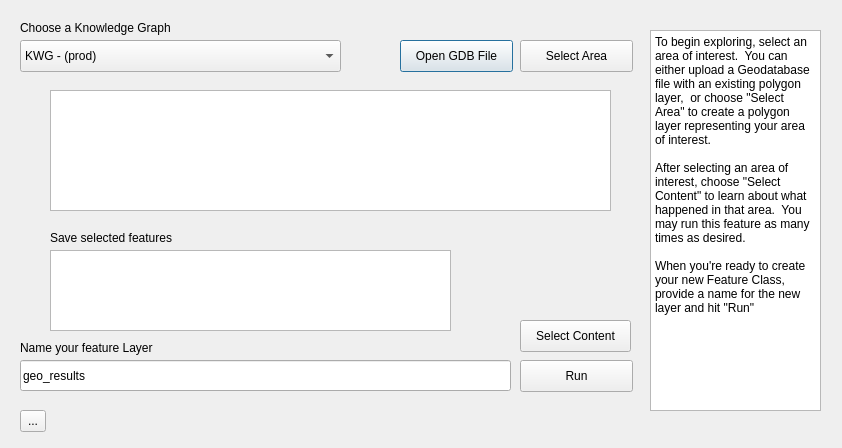
Before: the Qt Designer form kwg_geoenrichment/kwg_plugin_dialog_base.ui in KnowWhereGraph/geoenrichment-qgis, drawn with Qt 5.
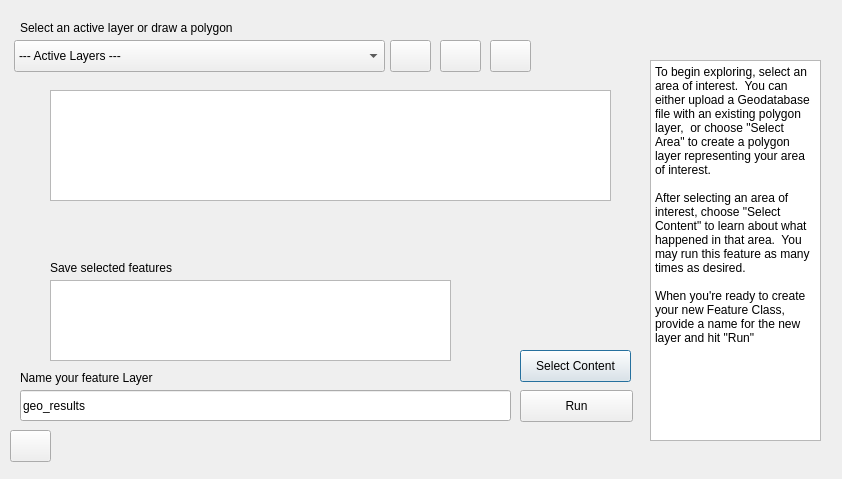
After: the same form once the commit is applied.

Commit message:
UI components for layer based approach
UI components for layer based approach

Patch:
```diff
--- a/kwg_geoenrichment/kwg_plugin_dialog_base.ui
+++ b/kwg_geoenrichment/kwg_plugin_dialog_base.ui
@@ -7,56 +7,17 @@
     <x>0</x>
     <y>0</y>
     <width>842</width>
-    <height>448</height>
+    <height>479</height>
    </rect>
   </property>
   <property name="windowTitle">
    <string>KnowWhereGraph Geoenrichment</string>
   </property>
-  <widget class="QLabel" name="label_endPoint">
-   <property name="geometry">
-    <rect>
-     <x>20</x>
-     <y>20</y>
-     <width>171</width>
-     <height>16</height>
-    </rect>
-   </property>
-   <property name="text">
-    <string>Choose a Knowledge Graph</string>
-   </property>
-  </widget>
-  <widget class="QPushButton" name="pushButton_gdb">
-   <property name="geometry">
-    <rect>
-     <x>400</x>
-     <y>40</y>
-     <width>113</width>
-     <height>32</height>
-    </rect>
-   </property>
-   <property name="text">
-    <string>Open GDB File</string>
-   </property>
-  </widget>
-  <widget class="QPushButton" name="pushButton_polygon">
-   <property name="geometry">
-    <rect>
-     <x>520</x>
-     <y>40</y>
-     <width>113</width>
-     <height>32</height>
-    </rect>
-   </property>
-   <property name="text">
-    <string>Select Area</string>
-   </property>
-  </widget>
   <widget class="QLabel" name="label_layerName">
    <property name="geometry">
     <rect>
      <x>20</x>
-     <y>340</y>
+     <y>370</y>
      <width>161</width>
      <height>16</height>
     </rect>
@@ -69,7 +30,7 @@
    <property name="geometry">
     <rect>
      <x>20</x>
-     <y>360</y>
+     <y>390</y>
      <width>491</width>
      <height>31</height>
     </rect>
@@ -78,26 +39,11 @@
     <string>geo_results</string>
    </property>
   </widget>
-  <widget class="QComboBox" name="comboBox_endPoint">
-   <property name="geometry">
-    <rect>
-     <x>20</x>
-     <y>40</y>
-     <width>321</width>
-     <height>32</height>
-    </rect>
-   </property>
-   <item>
-    <property name="text">
-     <string>KWG - (prod)</string>
-    </property>
-   </item>
-  </widget>
   <widget class="QPushButton" name="pushButton_content">
    <property name="geometry">
     <rect>
      <x>520</x>
-     <y>320</y>
+     <y>350</y>
      <width>111</width>
      <height>32</height>
     </rect>
@@ -112,7 +58,7 @@
      <x>50</x>
      <y>90</y>
      <width>561</width>
-     <height>121</height>
+     <height>111</height>
     </rect>
    </property>
   </widget>
@@ -120,7 +66,7 @@
    <property name="geometry">
     <rect>
      <x>520</x>
-     <y>360</y>
+     <y>390</y>
      <width>113</width>
      <height>32</height>
     </rect>
@@ -133,30 +79,17 @@
    <property name="geometry">
     <rect>
      <x>50</x>
-     <y>250</y>
+     <y>280</y>
      <width>401</width>
      <height>81</height>
     </rect>
    </property>
   </widget>
-  <widget class="QToolButton" name="toolButton">
-   <property name="geometry">
-    <rect>
-     <x>20</x>
-     <y>410</y>
-     <width>26</width>
-     <height>22</height>
-    </rect>
-   </property>
-   <property name="text">
-    <string>...</string>
-   </property>
-  </widget>
   <widget class="QPlainTextEdit" name="plainTextEdit">
    <property name="geometry">
     <rect>
      <x>650</x>
-     <y>30</y>
+     <y>60</y>
      <width>171</width>
      <height>381</height>
     </rect>
@@ -173,7 +106,7 @@
    <property name="geometry">
     <rect>
      <x>50</x>
-     <y>230</y>
+     <y>260</y>
      <width>151</width>
      <height>16</height>
     </rect>
@@ -182,6 +115,99 @@
     <string>Save selected features</string>
    </property>
   </widget>
+  <widget class="QComboBox" name="comboBox_layers">
+   <property name="geometry">
+    <rect>
+     <x>14</x>
+     <y>40</y>
+     <width>371</width>
+     <height>32</height>
+    </rect>
+   </property>
+   <property name="toolTip">
+    <string>Select active layers from the project</string>
+   </property>
+   <item>
+    <property name="text">
+     <string>--- Active Layers ---</string>
+    </property>
+   </item>
+  </widget>
+  <widget class="QPushButton" name="pushButton_gdb">
+   <property name="geometry">
+    <rect>
+     <x>390</x>
+     <y>40</y>
+     <width>41</width>
+     <height>32</height>
+    </rect>
+   </property>
+   <property name="toolTip">
+    <string>Open a geopackage file</string>
+   </property>
+   <property name="text">
+    <string/>
+   </property>
+  </widget>
+  <widget class="QPushButton" name="pushButton_polygon">
+   <property name="geometry">
+    <rect>
+     <x>440</x>
+     <y>40</y>
+     <width>41</width>
+     <height>32</height>
+    </rect>
+   </property>
+   <property name="toolTip">
+    <string>Draw polygon of interest
+</string>
+   </property>
+   <property name="text">
+    <string/>
+   </property>
+  </widget>
+  <widget class="QPushButton" name="pushButton_refresh">
+   <property name="geometry">
+    <rect>
+     <x>490</x>
+     <y>40</y>
+     <width>41</width>
+     <height>32</height>
+    </rect>
+   </property>
+   <property name="toolTip">
+    <string>Refresh list of active layers</string>
+   </property>
+   <property name="text">
+    <string/>
+   </property>
+  </widget>
+  <widget class="QPushButton" name="toolButton">
+   <property name="geometry">
+    <rect>
+     <x>10</x>
+     <y>430</y>
+     <width>41</width>
+     <height>32</height>
+    </rect>
+   </property>
+   <property name="text">
+    <string/>
+   </property>
+  </widget>
+  <widget class="QLabel" name="label_2">
+   <property name="geometry">
+    <rect>
+     <x>20</x>
+     <y>20</y>
+     <width>261</width>
+     <height>16</height>
+    </rect>
+   </property>
+   <property name="text">
+    <string>Select an active layer or draw a polygon</string>
+   </property>
+  </widget>
  </widget>
  <resources/>
  <connections/>
```
The commit also changes 1 other file.
